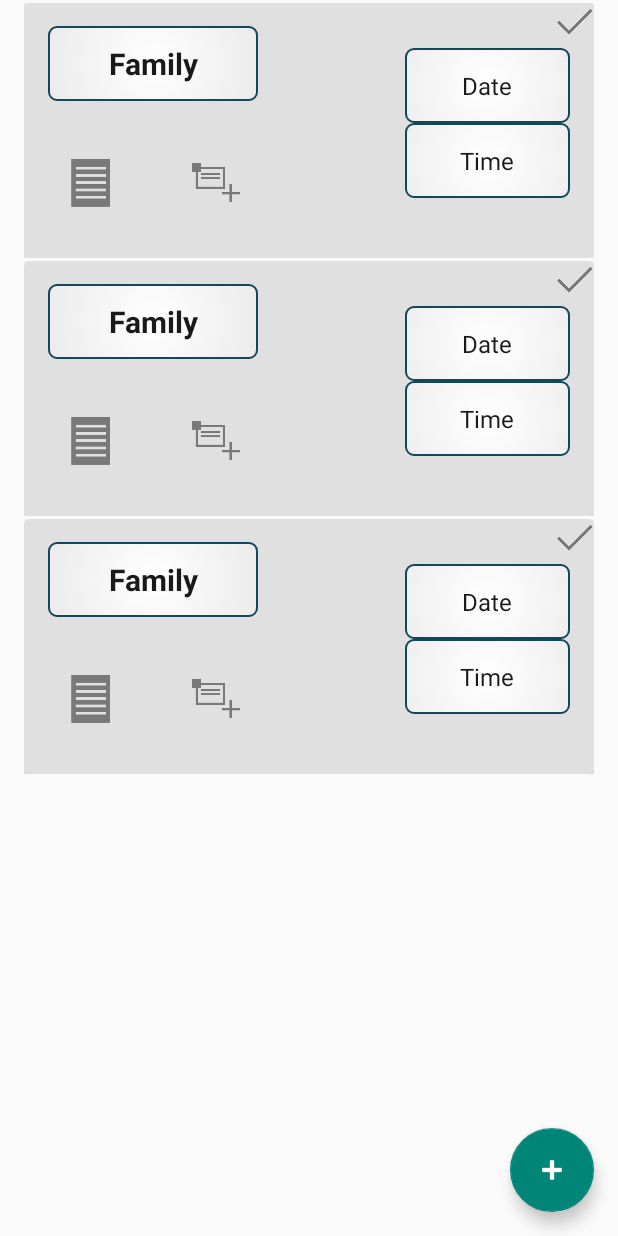
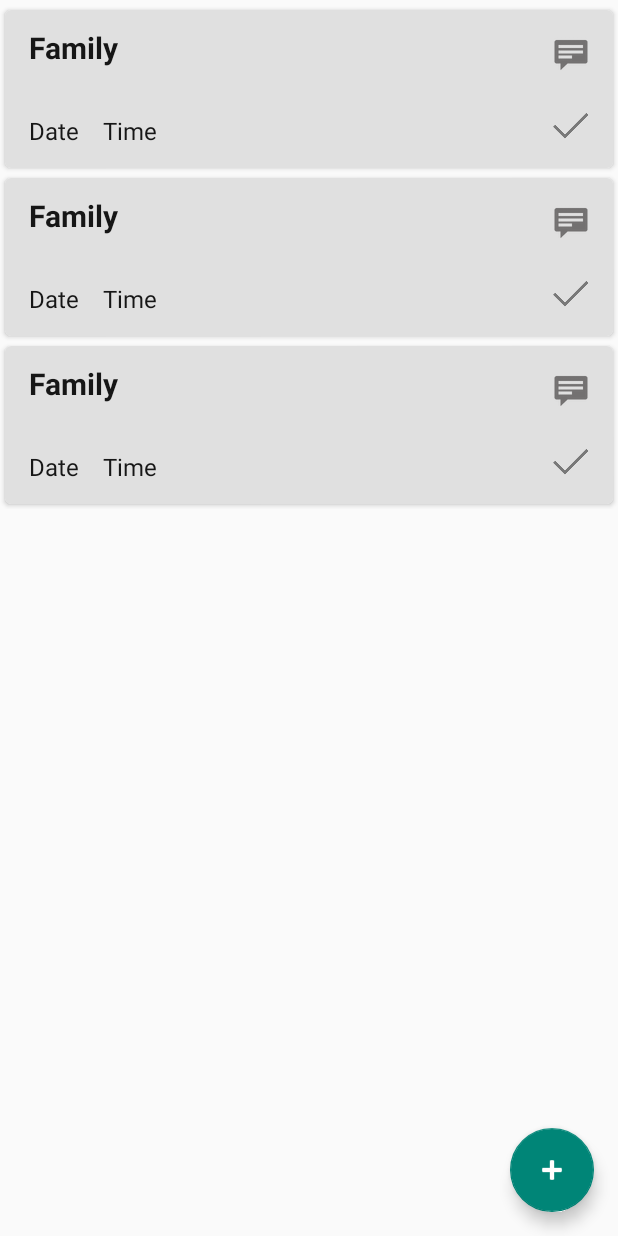
Before and after one commit to ckopsa/HomeTeacher, an Android app: the layout fragment_appointment_list.xml on its own in the app's theme, with its tools: preview values and no code run, on a phone screen of 412 x 824 dp. Run offline under Robolectric (Android 15) with nearby library versions, the phone set to English and light mode, and no system bars.

Commit message:
Mmmmm polish...

```diff
--- a/app/src/main/AndroidManifest.xml
+++ b/app/src/main/AndroidManifest.xml
@@ -16,6 +16,7 @@
         </receiver>
         <activity
             android:name=".MainActivity"
+            android:windowSoftInputMode="adjustResize"
             android:label="@string/app_name"
             android:theme="@style/AppTheme.NoActionBar">
             <intent-filter>
--- a/app/src/main/java/coljamkop/tabtest/ViewFragments/FamilyAppointmentsFragment.java
+++ b/app/src/main/java/coljamkop/tabtest/ViewFragments/FamilyAppointmentsFragment.java
@@ -60,11 +60,6 @@ public class FamilyAppointmentsFragment extends Fragment {
                              Bundle savedInstanceState) {
         View view = inflater.inflate(R.layout.fragment_family_appointment_list, container, false);
 
-        CollapsingToolbarLayout appBarLayout = (CollapsingToolbarLayout) view.findViewById(R.id.family_appointment_toolbar_layout);
-        if (appBarLayout != null) {
-            appBarLayout.setTitle(family.getFamilyName() + " Family");
-        }
-
         FloatingActionButton fab = (FloatingActionButton) view.findViewById(R.id.family_appointment_fab);
         fab.setOnClickListener(new View.OnClickListener() {
             @Override
--- a/app/src/main/res/layout/fragment_appointment.xml
+++ b/app/src/main/res/layout/fragment_appointment.xml
@@ -2,14 +2,14 @@
 <LinearLayout xmlns:android="http://schemas.android.com/apk/res/android"
     android:layout_width="match_parent"
     android:layout_height="wrap_content"
-    android:orientation="horizontal"
-    android:paddingTop="2dp">
+    android:orientation="horizontal">
 
     <android.support.v7.widget.CardView xmlns:card_view="http://schemas.android.com/apk/res-auto"
         android:id="@+id/card_view"
         android:layout_width="match_parent"
-        android:layout_height="170dp"
+        android:layout_height="105dp"
         android:layout_gravity="center"
+        android:layout_margin="3dp"
         android:background="@android:drawable/dialog_holo_light_frame"
         card_view:cardCornerRadius="4dp">
 
@@ -19,34 +19,24 @@
             android:background="@color/colorPrimaryLight"
             android:orientation="horizontal">
 
-            <ImageButton
-                android:id="@+id/appointment_checkbox_button"
-                android:layout_width="25dp"
-                android:layout_height="25dp"
-                android:layout_alignParentEnd="true"
-                android:layout_alignParentTop="true"
-                android:background="@color/colorPrimaryLight"
-                android:src="@drawable/ic_check" />
-
             <RelativeLayout xmlns:android="http://schemas.android.com/apk/res/android"
                 android:layout_width="match_parent"
                 android:layout_height="match_parent"
                 android:background="@null"
                 android:orientation="horizontal"
-                android:paddingBottom="15dp"
-                android:paddingTop="15dp">
+                android:layout_alignParentTop="true"
+                android:layout_alignParentStart="true">
 
                 <TextView
                     android:id="@+id/appointment_family"
-                    android:layout_width="140dp"
+                    android:layout_width="150dp"
                     android:layout_height="50dp"
                     android:layout_alignParentLeft="true"
                     android:layout_alignParentTop="true"
                     android:layout_marginLeft="@dimen/text_margin"
                     android:layout_marginRight="@dimen/text_margin"
-                    android:background="@drawable/text_border"
                     android:clickable="true"
-                    android:gravity="center_vertical|center_horizontal"
+                    android:gravity="center_vertical"
                     android:text="Family"
                     android:textAlignment="gravity"
                     android:textAppearance="?attr/textAppearanceListItem"
@@ -54,81 +44,85 @@
                     android:textSize="20sp"
                     android:textStyle="bold" />
 
-                <ImageButton
-                    android:id="@+id/appointment_list_button"
-                    android:layout_width="50dp"
-                    android:layout_height="50dp"
-                    android:layout_alignParentBottom="true"
-                    android:layout_alignStart="@+id/appointment_family"
-                    android:layout_marginBottom="10dp"
-                    android:layout_marginLeft="3dp"
-                    android:layout_marginRight="3dp"
-                    android:background="@null"
-                    android:src="@drawable/ic_list" />
+                <!--<ImageButton-->
+                    <!--android:id="@+id/appointment_list_button"-->
+                    <!--android:layout_width="50dp"-->
+                    <!--android:layout_height="50dp"-->
+                    <!--android:layout_marginLeft="3dp"-->
+                    <!--android:layout_marginRight="3dp"-->
+                    <!--android:background="@null"-->
+                    <!--android:src="@android:drawable/ic_menu_agenda"-->
+                    <!--android:layout_above="@+id/appointment_time"-->
+                    <!--android:layout_toStartOf="@+id/appointment_reminder_button" />-->
 
                 <ImageButton
                     android:id="@+id/appointment_reminder_button"
                     android:layout_width="50dp"
                     android:layout_height="50dp"
-                    android:layout_alignEnd="@+id/appointment_family"
-                    android:layout_alignParentBottom="true"
-                    android:layout_marginBottom="10dp"
-                    android:layout_marginLeft="3dp"
+                    android:background="@null"
+                    android:src="@android:drawable/stat_notify_chat"
+                    android:tint="#737171"
+                    android:layout_alignParentEnd="false"
+                    android:layout_alignParentTop="true"
+                    android:layout_alignParentRight="true"
                     android:layout_marginRight="3dp"
-                    android:background="@null"
-                    android:src="@drawable/ic_sms_reminder" />
+                    android:layout_marginTop="3dp" />
 
                 <TextView
                     android:id="@+id/appointment_date"
-                    android:layout_width="110dp"
+                    android:layout_width="wrap_content"
                     android:layout_height="50dp"
-                    android:layout_alignParentEnd="true"
-                    android:layout_alignParentTop="false"
-                    android:layout_below="@id/appointment_family"
                     android:layout_marginLeft="@dimen/text_margin"
-                    android:layout_marginRight="@dimen/text_margin"
-                    android:layout_marginTop="-35dp"
-                    android:background="@drawable/text_border"
                     android:clickable="true"
-                    android:gravity="center"
-                    android:padding="10dp"
                     android:text="Date"
                     android:textAppearance="?attr/textAppearanceListItem"
-                    android:textColor="@color/colorCardText" />
+                    android:textColor="@color/colorCardText"
+                    android:layout_alignParentBottom="true"
+                    android:layout_alignParentStart="true"
+                    android:gravity="center_vertical|left" />
 
                 <TextView
                     android:id="@+id/appointment_time"
-                    android:layout_width="110dp"
+                    android:layout_width="wrap_content"
                     android:layout_height="50dp"
-                    android:layout_alignParentBottom="false"
-                    android:layout_alignParentEnd="true"
-                    android:layout_below="@id/appointment_date"
-                    android:layout_marginLeft="@dimen/text_margin"
                     android:layout_marginRight="@dimen/text_margin"
-                    android:background="@drawable/text_border"
                     android:clickable="true"
-                    android:gravity="center"
-                    android:padding="10dp"
                     android:text="Time"
                     android:textAppearance="?attr/textAppearanceListItem"
-                    android:textColor="@color/colorCardText" />
+                    android:textColor="@color/colorCardText"
+                    android:gravity="center_vertical|left"
+                    android:layout_alignTop="@+id/appointment_date"
+                    android:layout_toEndOf="@+id/appointment_date"
+                    android:layout_marginLeft="@dimen/text_margin" />
 
                 <TextView
                     android:id="@+id/appointment_none"
                     android:layout_width="wrap_content"
                     android:layout_height="50dp"
-                    android:layout_alignParentEnd="true"
-                    android:layout_centerVertical="true"
+                    android:layout_alignParentEnd="false"
                     android:layout_marginLeft="@dimen/text_margin"
                     android:layout_marginRight="@dimen/text_margin"
-                    android:background="@drawable/text_border"
                     android:clickable="true"
                     android:gravity="center"
-                    android:padding="10dp"
                     android:text="No Appointment"
                     android:textAppearance="?attr/textAppearanceListItem"
                     android:textColor="@color/colorCardText"
-                    android:visibility="gone" />
+                    android:visibility="gone"
+                    android:layout_alignParentStart="false"
+                    android:layout_alignParentBottom="true"
+                    android:layout_alignParentLeft="true" />
+
+                <ImageButton
+                    android:id="@+id/appointment_checkbox_button"
+                    android:layout_width="50dp"
+                    android:layout_height="50dp"
+                    android:background="@color/colorPrimaryLight"
+                    android:src="@drawable/ic_check"
+                    android:layout_alignParentEnd="true"
+                    android:layout_alignParentBottom="true"
+                    android:layout_alignParentRight="true"
+                    android:layout_marginRight="3dp"
+                    android:layout_marginBottom="3dp" />
             </RelativeLayout>
         </RelativeLayout>
     </android.support.v7.widget.CardView>
--- a/app/src/main/res/layout/fragment_appointment_list.xml
+++ b/app/src/main/res/layout/fragment_appointment_list.xml
@@ -11,8 +11,7 @@
         android:name="coljamkop.tabtest.AppointmentFragment"
         android:layout_width="match_parent"
         android:layout_height="wrap_content"
-        android:layout_marginLeft="16dp"
-        android:layout_marginRight="16dp"
+        android:layout_marginTop="3dp"
         app:layoutManager="LinearLayoutManager"
         tools:context=".ViewFragments.AppointmentViewFragment"
         tools:listitem="@layout/fragment_appointment" />
```
Also changed, not shown: app/src/main/java/coljamkop/tabtest/MainActivity.java (+36 -12 lines), app/src/main/java/coljamkop/tabtest/RecyclerViewAdapters/MyAppointmentRecyclerViewAdapter.java (+8 -8 lines), app/src/main/res/layout/dialog_add_family.xml (+30 -30 lines), app/src/main/res/layout/fragment_family_appointment_list.xml (+1 -28 lines).
